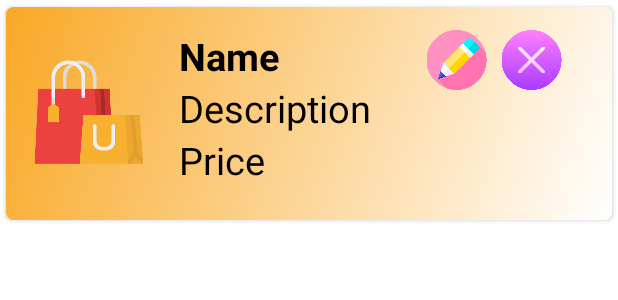
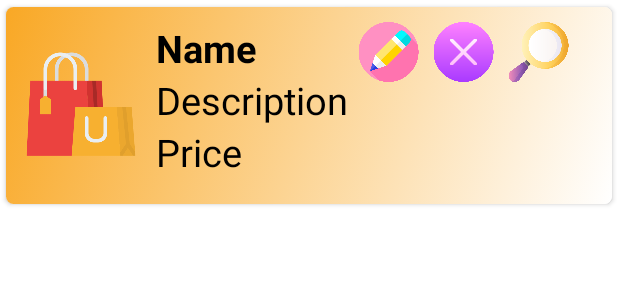
Before and after one commit to nisaefendioglu/E-Commerce, an Android app: the layout singlerow.xml on its own in the app's theme, with its tools: preview values and no code run, on a phone screen of 412 x 824 dp. Shown: the top 300 px of the screen. Run offline under Robolectric (Android 15) with nearby library versions, the phone set to English and light mode, and no system bars.

Commit message:
detail page added.

```diff
--- a/app/build.gradle
+++ b/app/build.gradle
@@ -49,4 +49,7 @@ dependencies {
     implementation 'com.firebaseui:firebase-ui-database:6.2.0'
 
 
+
+
+
 }
--- a/app/src/main/java/com/nisaefendioglu/e_commerce/MainActivity.java
+++ b/app/src/main/java/com/nisaefendioglu/e_commerce/MainActivity.java
@@ -10,6 +10,7 @@ import android.widget.Button;
 import android.widget.ListView;
 
 import java.util.ArrayList;
+
 
 public class MainActivity extends AppCompatActivity {
 
@@ -39,7 +40,6 @@ public class MainActivity extends AppCompatActivity {
         b4 = findViewById(R.id.b4);
         b4.setBackgroundTintList(null);
 
-
         add = findViewById(R.id.add);
         add.setOnClickListener(view -> startActivity(new Intent(MainActivity.this,ProductActivity.class)));
 
@@ -54,11 +54,10 @@ public class MainActivity extends AppCompatActivity {
         productLists.add(new HomeProductList("Red Dress","100 TRY.",R.drawable.dress));
         productLists.add(new HomeProductList("Bag","80 TRY.",R.drawable.bag));
 
+
         HomeProductAdapter mailAdapter = new HomeProductAdapter(this, productLists);
         if (list_item != null) {
             list_item.setAdapter(mailAdapter);
         }
-
-
     }
 }
--- a/app/src/main/res/layout/singlerow.xml
+++ b/app/src/main/res/layout/singlerow.xml
@@ -12,11 +12,11 @@
         android:layout_height="wrap_content"
         android:orientation="vertical"
         android:background="@drawable/gradient"
-        android:padding="15dp">
+        android:padding="10dp">
 
 
         <LinearLayout
-            android:layout_width="match_parent"
+            android:layout_width="wrap_content"
             android:layout_height="wrap_content"
             android:orientation="horizontal">
 
@@ -28,7 +28,7 @@
                     android:id="@+id/img"/>
 
                 <androidx.appcompat.widget.LinearLayoutCompat
-                    android:layout_width="wrap_content"
+                    android:layout_width="150dp"
                     android:layout_height="111dp"
                     android:orientation="vertical">
 
@@ -36,17 +36,17 @@
                         android:id="@+id/name"
                         android:layout_width="160dp"
                         android:layout_height="wrap_content"
-                        android:layout_marginLeft="20dp"
+                        android:layout_marginLeft="10dp"
                         android:text="Name"
                         android:textColor="#000"
-                        android:textSize="25sp"
+                        android:textSize="25dp"
                         android:textStyle="bold" />
 
                     <TextView
                         android:id="@+id/desc"
                         android:layout_width="150dp"
                         android:layout_height="wrap_content"
-                        android:layout_marginLeft="20dp"
+                        android:layout_marginLeft="10dp"
                         android:text="Description"
                         android:textColor="#000"
                         android:textSize="25sp" />
@@ -54,7 +54,7 @@
                         android:id="@+id/price"
                         android:layout_width="150dp"
                         android:layout_height="wrap_content"
-                        android:layout_marginLeft="20dp"
+                        android:layout_marginLeft="10dp"
                         android:text="Price"
                         android:textColor="#000"
                         android:textSize="25sp" />
@@ -64,6 +64,7 @@
             android:id="@+id/editicon"
             android:layout_width="50dp"
             android:layout_height="40dp"
+            android:layout_marginLeft="-10dp"
             android:src="@drawable/edit" />
 
         <ImageView
@@ -71,6 +72,11 @@
                 android:layout_height="40dp"
                 android:id="@+id/deleteicon"
                 android:src="@drawable/delete"/>
+            <ImageView
+                android:layout_width="50dp"
+                android:layout_height="40dp"
+                android:id="@+id/detail"
+                android:src="@drawable/detail"/>
         </LinearLayout>
     </LinearLayout>
 
```
Also changed, not shown: app/src/main/java/com/nisaefendioglu/e_commerce/AddProductAdapter.java (+28 -1 lines), app/src/main/res/layout/activity_main.xml (+12 -2 lines), app/src/main/res/layout/productdetail.xml (added, +64 -0 lines), app/src/main/res/drawable/detail.png (added), app/src/main/res/drawable/sepet.gif (added).
